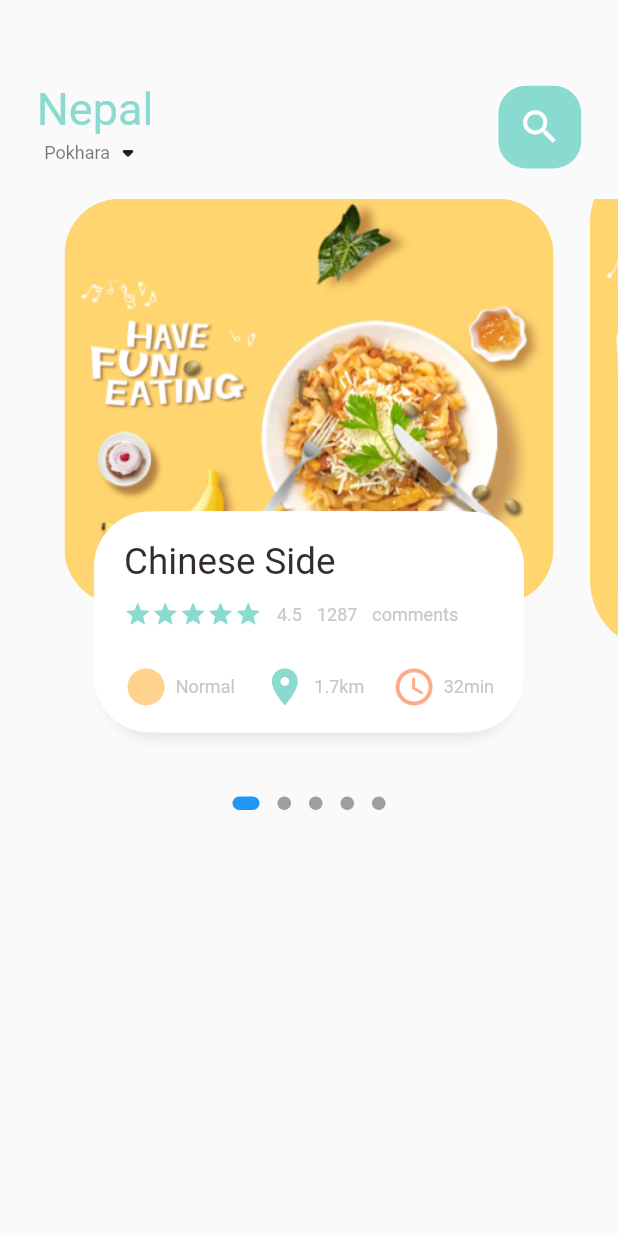
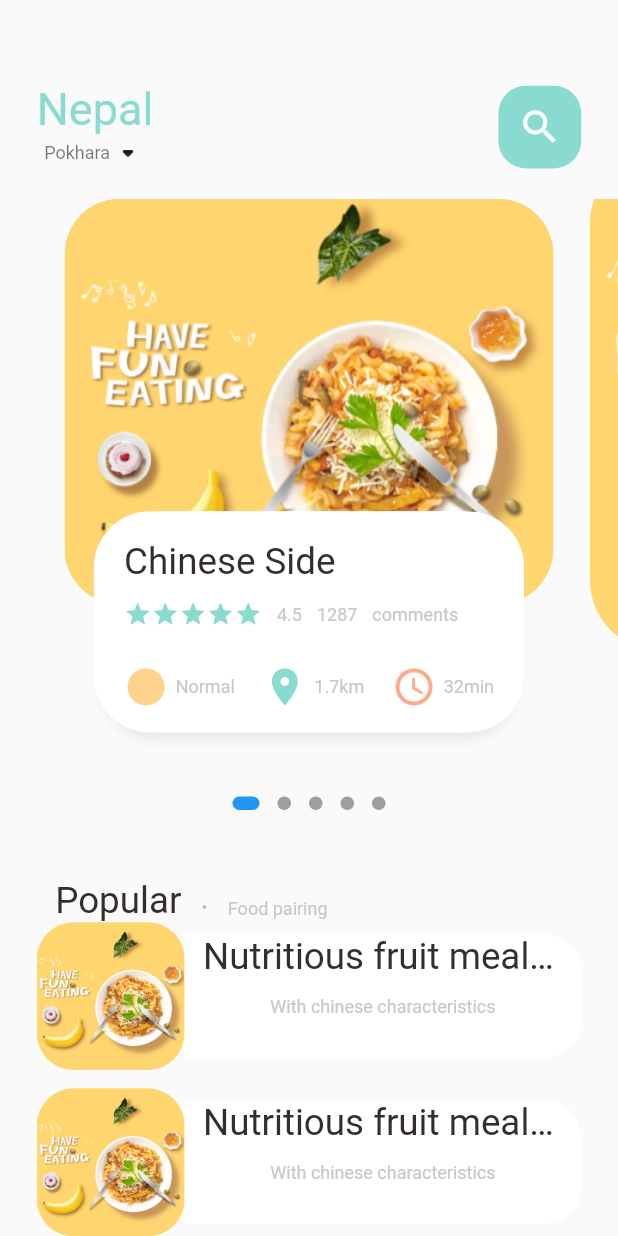
Before and after one commit to sujanagrg/Food-Delivery-App, a Flutter app: the MainFoodPage screen opened directly, on a phone screen of 412 x 824 dp. Run offline on Flutter 3.47's test engine with Material 2 defaults, Android fonts, the phone set to English and light mode, and no system bars; drawn by our look-alikes of dots_indicator; our stand-ins replace get.

Commit message:
popular food details started

```diff
--- a/lib/main.dart
+++ b/lib/main.dart
@@ -1,5 +1,6 @@
 import 'package:flutter/material.dart';
-import 'package:food_delivery/home/main_food_page.dart';
+import 'package:food_delivery/pages/food/popular_food_detail.dart';
+import 'package:food_delivery/pages/home/main_food_page.dart';
 import 'package:get/get.dart';
 
 void main() {
@@ -19,7 +20,7 @@ class MyApp extends StatelessWidget {
       theme: ThemeData(
         primarySwatch: Colors.blue,
       ),
-      home: MainFoodPage(),
+      home: PopularFoodDetail(),
     );
   }
 }
--- /dev/null
+++ b/lib/pages/food/popular_food_detail.dart
@@ -0,0 +1,29 @@
+import 'package:flutter/material.dart';
+import 'package:food_delivery/utils/Dimensions.dart';
+
+class PopularFoodDetail extends StatelessWidget {
+  const PopularFoodDetail({Key? key}) : super(key: key);
+
+  @override
+  Widget build(BuildContext context) {
+    return Scaffold(
+      body: Stack(
+        children: [
+          Positioned(
+            left: 0,
+              right: 0,
+              child: Container(
+            width: double.maxFinite,
+            height: Dimensions.popularFoodImgSize,
+            decoration: BoxDecoration(
+              image: DecorationImage(
+                fit: BoxFit.cover,
+                image: AssetImage("assets/image/food0.png"),
+              ),
+            ),
+          )),
+        ],
+      ),
+    );
+  }
+}
--- a/lib/home/food_page_body.dart
+++ b/lib/pages/home/food_page_body.dart
@@ -6,7 +6,8 @@ import 'package:food_delivery/widgets/big_text.dart';
 import 'package:food_delivery/widgets/icon_and_text_widget.dart';
 import 'package:food_delivery/widgets/small_text.dart';
 
-import '../utils/Dimensions.dart';
+import '../../utils/Dimensions.dart';
+
 
 class FoodPageBody extends StatefulWidget {
   const FoodPageBody({Key? key}) : super(key: key);
@@ -45,13 +46,14 @@ class _FoodPageBodyState extends State<FoodPageBody> {
   void dispose() {
     pageController
         .dispose(); //when we leave the page in general, we dispose them and let the memory management system know that
-    //we dont need that value and remove from the memory. In this way we keep the memory as small as possible.
+    //we don't need that value and remove from the memory. In this way we keep the memory as small as possible.
   }
 
   @override
   Widget build(BuildContext context) {
     return Column(
       children: [
+        //slider section one
         Container(
           //  height: 320,
           height: Dimensions.pageView,
@@ -63,6 +65,7 @@ class _FoodPageBodyState extends State<FoodPageBody> {
                 return _buildPageItem(position);
               }),
         ),
+        //Dots
         new DotsIndicator(
           // The dots under the container
           dotsCount: 5,
@@ -73,7 +76,90 @@ class _FoodPageBodyState extends State<FoodPageBody> {
             activeShape: RoundedRectangleBorder(
                 borderRadius: BorderRadius.circular(5.0)),
           ),
-        )
+        ),
+        //Popular text i.e. second section of the page container.
+        SizedBox(
+          height: Dimensions.height30,
+        ),
+        Container(
+          margin: EdgeInsets.only(left: Dimensions.width30),
+          child: Row(
+            //Using crossaxisalignment to bring the "." and "Food pairing" in the same bottom line.
+            crossAxisAlignment: CrossAxisAlignment.end,
+            children: [
+              BigText(text: "Popular"),
+              SizedBox(
+                width: Dimensions.width10,
+              ),
+              Container(
+                margin: EdgeInsets.only(bottom: 3),
+                child: BigText(
+                  text: ".",
+                  color: Colors.black26,
+                ),
+              ),
+              SizedBox(
+                width: Dimensions.width10,
+              ),
+              Container(
+                  margin: EdgeInsets.only(bottom: 2),
+                  child: SmallText(text: "Food pairing")),
+            ],
+          ),
+        ),
+        //list of food and images below popular text using listviewbuilder
+          ListView.builder(
+            physics: NeverScrollableScrollPhysics(),//Helps to scroll the Second container with the Popular text and the list of food.
+           shrinkWrap: true,//We need to make the shrinkwrap true if we remove the container. If the listviewbuilder is inside the container than the shrinkwrap should be disabled.
+              itemCount: 10,
+              itemBuilder: (context, index) {
+                return Container(
+                  margin: EdgeInsets.only(
+                      left: Dimensions.width20, right: Dimensions.width20, bottom: Dimensions.height10),
+                  child: Row(
+                    children: [
+                      //Image section for the second half of the page below Popular.
+                      Container(//This container is for the image below the popular text.
+                        width: Dimensions.listViewImageSize,
+                        height: Dimensions.listViewImageSize,
+                        decoration: BoxDecoration(
+                          borderRadius:
+                              BorderRadius.circular(Dimensions.radius20),
+                          color: Colors.white38,
+                          image: DecorationImage(
+                            fit: BoxFit.cover,
+                              image: AssetImage("assets/image/food0.png")),
+                        ),
+                      ),
+                      //Text container
+                      Expanded(//Expanded widget will for the container to take all the available space in the container.
+                        child: Container(//mention height and width so that it may be visible
+                          height: Dimensions.listViewTextContSize,//This container is for the text written beside the Popular image.
+                          decoration: BoxDecoration(
+                            borderRadius: BorderRadius.only(//This helps us to show which side we want to make visible
+                           topRight: Radius.circular(Dimensions.radius20),
+                              bottomRight: Radius.circular(Dimensions.radius20),
+                            ),
+                            color: Colors.white,
+                          ),
+                          child: Padding(
+                            padding: EdgeInsets.only(left: Dimensions.width10, right: Dimensions.width10),
+                            child: Column(
+                              mainAxisAlignment: MainAxisAlignment.start,
+                              children: [
+                               BigText(text: "Nutritious fruit meal in China"),
+                                SizedBox(height: Dimensions.height10,),
+                                SmallText(text: "With chinese characteristics"),
+                                SizedBox(height: Dimensions.height10,),
+                              ],
+                            ),
+                          ),
+                        ),
+                      ),
+                    ],
+                  ),
+                );
+              }),
       ],
     );
   }
@@ -183,7 +269,7 @@ class _FoodPageBodyState extends State<FoodPageBody> {
                           children: List.generate(
                               5, //Here we are generating 5 stars
                               (index) => Icon(
-                                    // => This arrow is called Arrow Function, means that it reaturns a function.
+                                    // => This arrow is called Arrow Function, means that it returns a function.
                                     Icons.star,
                                     color: AppColors.mainColor,
                                     size: Dimensions.iconSize15,
--- a/lib/home/main_food_page.dart
+++ b/lib/pages/home/main_food_page.dart
@@ -1,9 +1,10 @@
 import 'package:flutter/material.dart';
-import 'package:food_delivery/home/food_page_body.dart';
 import 'package:food_delivery/utils/Dimensions.dart';
 import 'package:food_delivery/utils/colors.dart';
 import 'package:food_delivery/widgets/big_text.dart';
 import 'package:food_delivery/widgets/small_text.dart';
+
+import 'food_page_body.dart';
 
 class MainFoodPage extends StatefulWidget {
   const MainFoodPage({Key? key}) : super(key: key);
@@ -16,6 +17,7 @@ class _MainFoodPageState extends State<MainFoodPage> {
   @override
   Widget build(BuildContext context) {
     // print("current height is " + MediaQuery.of(context).size.height.toString());// Show the height of the current device.
+    // print("current width is " + MediaQuery.of(context).size.width.toString());//This shows the width of the current device.
     return Scaffold(
         body: Column(
       children: [
@@ -72,7 +74,9 @@ class _MainFoodPageState extends State<MainFoodPage> {
           ),
         ),
         //showing the body
-        FoodPageBody(),
+        Expanded(child: SingleChildScrollView(
+          child: FoodPageBody(),
+        ))
       ],
     ));
   }
--- a/lib/utils/Dimensions.dart
+++ b/lib/utils/Dimensions.dart
@@ -34,4 +34,11 @@ class Dimensions {
   //icons size
   static double iconSize24 = screenHeight / 28;
   static double iconSize15 = screenHeight / 44.8;
+
+  //list view size
+static double listViewImageSize = screenWidth/ 4.18;
+static double listViewTextContSize = screenWidth/5.02;
+
+//popular food
+static double popularFoodImgSize = screenHeight/ 1.92;
 }
```
